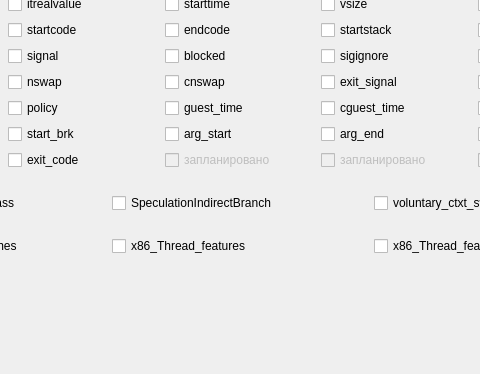
First picture: the form in columnvisibilitywindow.ui, repository SawyerTheHollow/ProcessControlTool, before the edit; both pictures show x 160 to 640 and y 398 to 772 of the 800 by 772 pixel window.
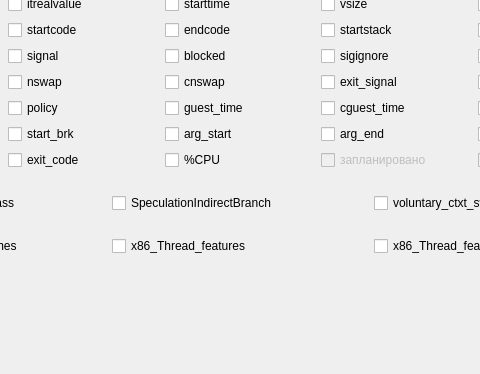
Second picture: the form after the edit.

What changed in the file:
```diff
--- a/columnvisibilitywindow.ui
+++ b/columnvisibilitywindow.ui
@@ -652,10 +652,13 @@
        <item>
         <widget class="QCheckBox" name="checkBox">
          <property name="enabled">
-          <bool>false</bool>
+          <bool>true</bool>
+         </property>
+         <property name="toolTip">
+          <string>&lt;html&gt;&lt;head/&gt;&lt;body&gt;&lt;p&gt;Это процент загрузки процессом процессора. Этого показателя нет в каталоге /proc, он вычисляется в рамках этого приложения следующим образом: измеряется общее количество тиков процессора (user + nice + system + idle + iowait + irq + softirq + steal + guest + guest_nice) из файла /proc/stat и общее количество тиков процесса (utime + stime) из файла /proc/[Pid]/stat, во время которых он задействовал процессор, за определённый промежуток времени. Далее упомянутое суммарное количество тиков процесса делятся на суммарное количество тиков процессора и умножаются на 100.&lt;/p&gt;&lt;p&gt;&lt;br/&gt;&lt;/p&gt;&lt;/body&gt;&lt;/html&gt;</string>
          </property>
          <property name="text">
-          <string>запланировано</string>
+          <string>%CPU</string>
          </property>
         </widget>
        </item>
```
Left out of the diff: 2 changed lines with no effect on the pictures.
